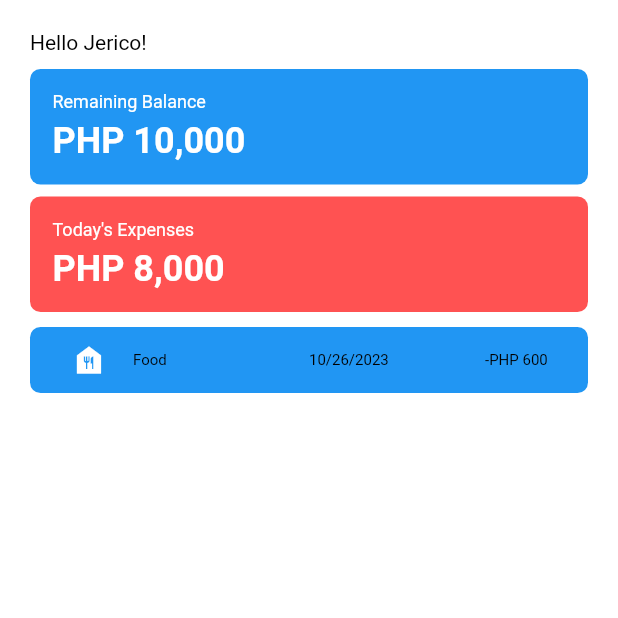
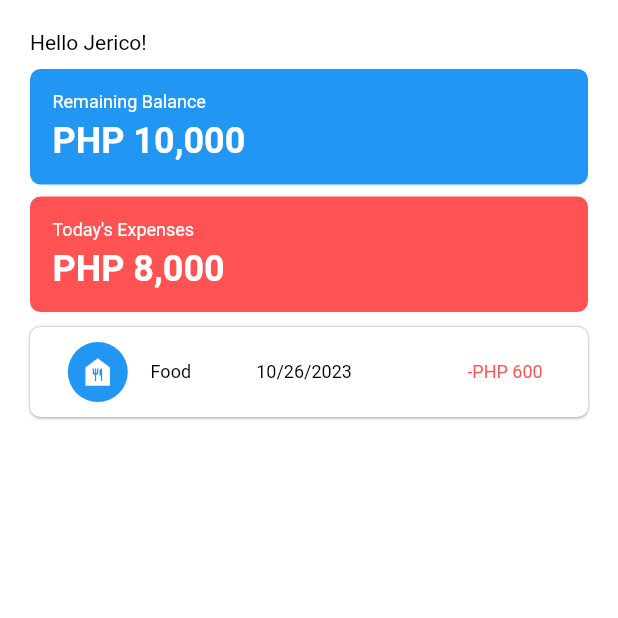
Before and after one commit to JRCRT/budget_tracker, a Flutter app: the screen it shows after launch, on a phone screen of 412 x 824 dp, the top half of it. Run offline on Flutter 3.47's test engine with Material 2 defaults, Android fonts, the phone set to English and light mode, and no system bars.

```diff
--- a/lib/screen/dashboard_screen.dart
+++ b/lib/screen/dashboard_screen.dart
@@ -34,7 +34,7 @@ class DashboardScreen extends StatelessWidget {
                   subTitle: 'PHP 8,000',
                   color: Colors.redAccent),
               const SizedBox(height: 10),
-              TransactionItem()
+              TransactionItem(context)
             ],
           ),
         ),
@@ -42,19 +42,45 @@ class DashboardScreen extends StatelessWidget {
     );
   }
 
-  Widget TransactionItem() {
+  Widget TransactionItem(BuildContext context) {
     return Container(
       padding: const EdgeInsets.all(10),
       width: double.infinity,
       decoration: const BoxDecoration(
         borderRadius: BorderRadius.all(Radius.circular(7)),
-        color: Colors.blue,
+        color: Colors.white,
+        boxShadow: [
+          BoxShadow(
+              color: Colors.grey, blurRadius: 1, offset: Offset(0.0, 0.2)),
+        ],
       ),
-      child: const Row(children: [
-        Expanded(flex: 1, child: Icon(Icons.food_bank, color: Colors.white)),
-        Expanded(flex: 2, child: Text('Food')),
-        Expanded(flex: 2, child: Text('10/26/2023')),
-        Expanded(flex: 1, child: Text('-PHP 600'))
+      child: Row(children: [
+        const Expanded(
+            flex: 1,
+            child: CircleAvatar(
+                backgroundColor: Colors.blue,
+                child: Icon(Icons.food_bank, color: Colors.white))),
+        Expanded(
+            flex: 1,
+            child: Text(
+              'Food',
+              style: Theme.of(context).textTheme.bodyLarge,
+            )),
+        Expanded(
+            flex: 2,
+            child: Text(
+              '10/26/2023',
+              style: Theme.of(context).textTheme.bodyLarge,
+            )),
+        Expanded(
+            flex: 1,
+            child: Text(
+              '-PHP 600',
+              style: Theme.of(context)
+                  .textTheme
+                  .bodyLarge!
+                  .copyWith(color: Colors.redAccent),
+            ))
       ]),
     );
   }
```
